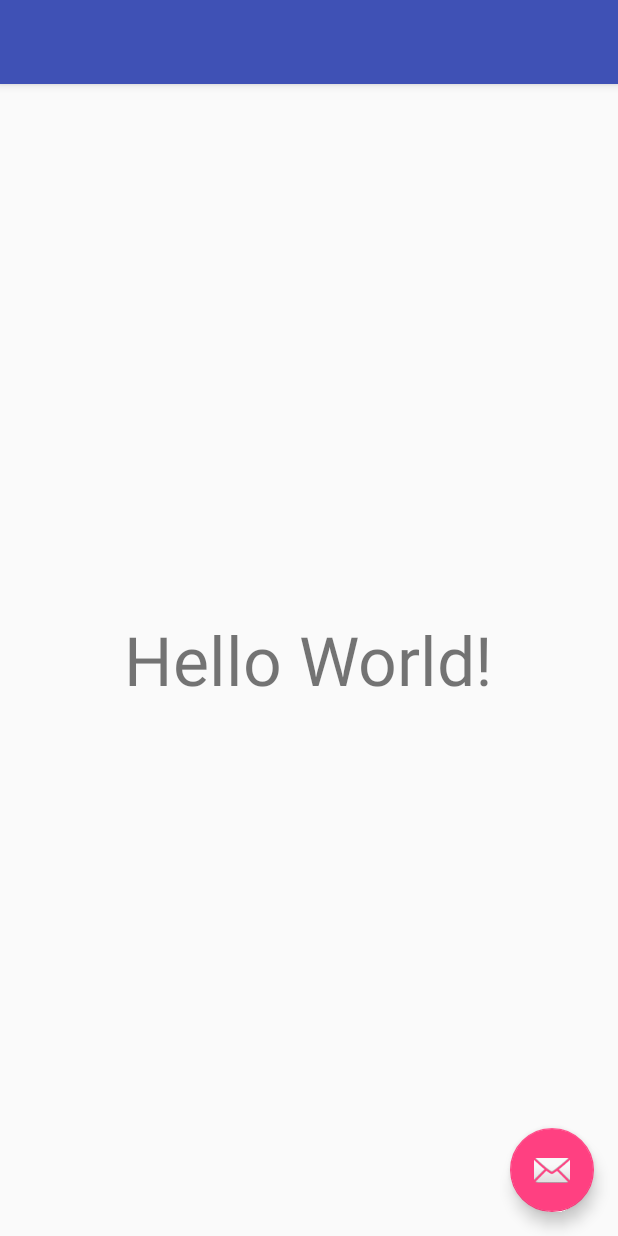
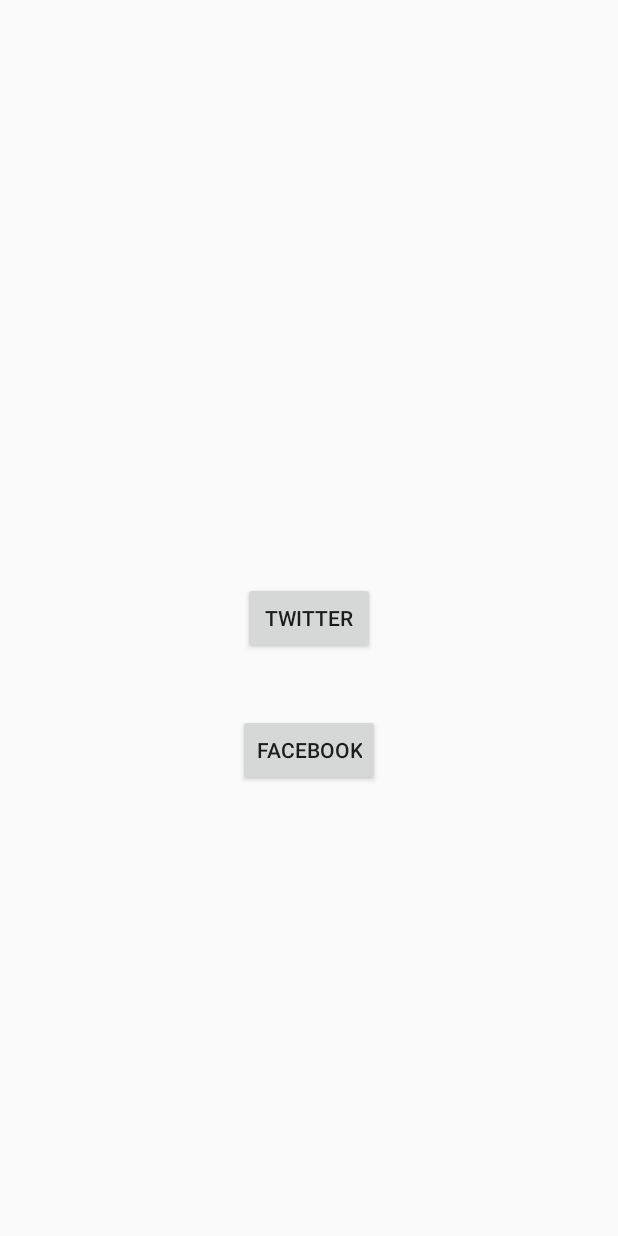
Before and after one commit to Victorgichohi/Event_Registration_System, an Android app: the screen it shows after launch (LoginActivity), on a phone screen of 412 x 824 dp. Run offline under Robolectric (Android 15) with nearby library versions, the phone set to English and light mode, and no system bars.

Commit message:
splash screen and login xmls editing complete

```diff
--- a/app/src/main/res/layout/login_activity.xml
+++ b/app/src/main/res/layout/login_activity.xml
@@ -1,25 +1,24 @@
 <?xml version="1.0" encoding="utf-8"?>
-<android.support.design.widget.CoordinatorLayout
+<RelativeLayout
     xmlns:android="http://schemas.android.com/apk/res/android"
-    xmlns:app="http://schemas.android.com/apk/res-auto"
-    xmlns:tools="http://schemas.android.com/tools" android:layout_width="match_parent"
-    android:layout_height="match_parent" android:fitsSystemWindows="true"
-    tools:context=".MainActivity">
+    android:layout_width="match_parent"
+    android:layout_height="match_parent"
+     >
 
-    <android.support.design.widget.AppBarLayout android:layout_height="wrap_content"
-        android:layout_width="match_parent" android:theme="@style/AppTheme.AppBarOverlay">
+    <Button
+        android:layout_width="wrap_content"
+        android:layout_height="wrap_content"
+        android:text="Twitter"
+        android:id="@+id/button"
+        android:layout_centerVertical="true"
+        android:layout_centerHorizontal="true" />
 
-        <android.support.v7.widget.Toolbar android:id="@+id/toolbar"
-            android:layout_width="match_parent" android:layout_height="?attr/actionBarSize"
-            android:background="?attr/colorPrimary" app:popupTheme="@style/AppTheme.PopupOverlay" />
-
-    </android.support.design.widget.AppBarLayout>
-
-    <include layout="@layout/content_main" />
-
-    <android.support.design.widget.FloatingActionButton android:id="@+id/fab"
-        android:layout_width="wrap_content" android:layout_height="wrap_content"
-        android:layout_gravity="bottom|end" android:layout_margin="@dimen/fab_margin"
-        android:src="@android:drawable/ic_dialog_email" />
-
-</android.support.design.widget.CoordinatorLayout>
+    <Button
+        android:layout_width="wrap_content"
+        android:layout_height="wrap_content"
+        android:text="Facebook"
+        android:id="@+id/button2"
+        android:layout_below="@+id/button"
+        android:layout_centerHorizontal="true"
+        android:layout_marginTop="40dp" />
+</RelativeLayout>
--- a/app/src/main/res/layout/splash_screen.xml
+++ b/app/src/main/res/layout/splash_screen.xml
@@ -8,6 +8,6 @@
         android:layout_width="match_parent"
         android:layout_height="match_parent"
         android:id="@+id/imageView"
-        android:src="@drawable/splash_image"
+        android:src="@drawable/spash_image"
         android:layout_gravity="center_horizontal" />
 </LinearLayout>
```
